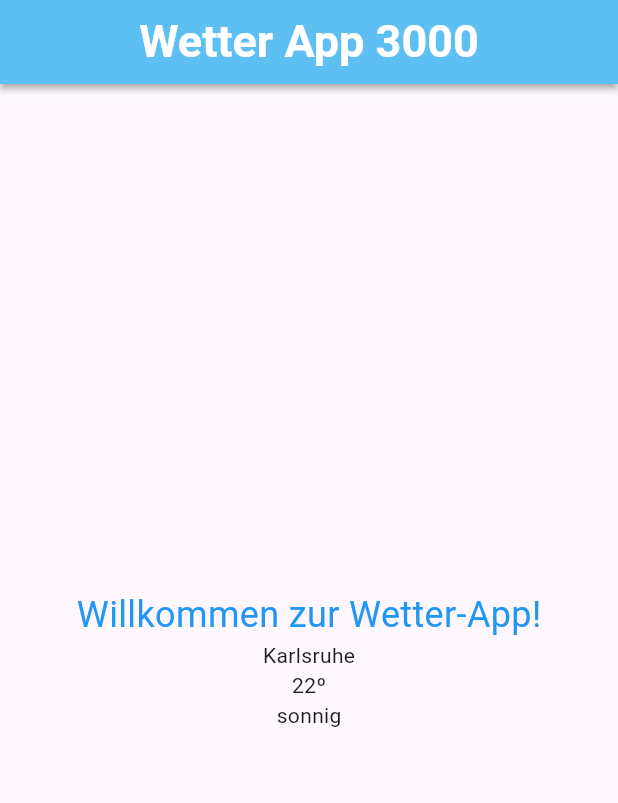
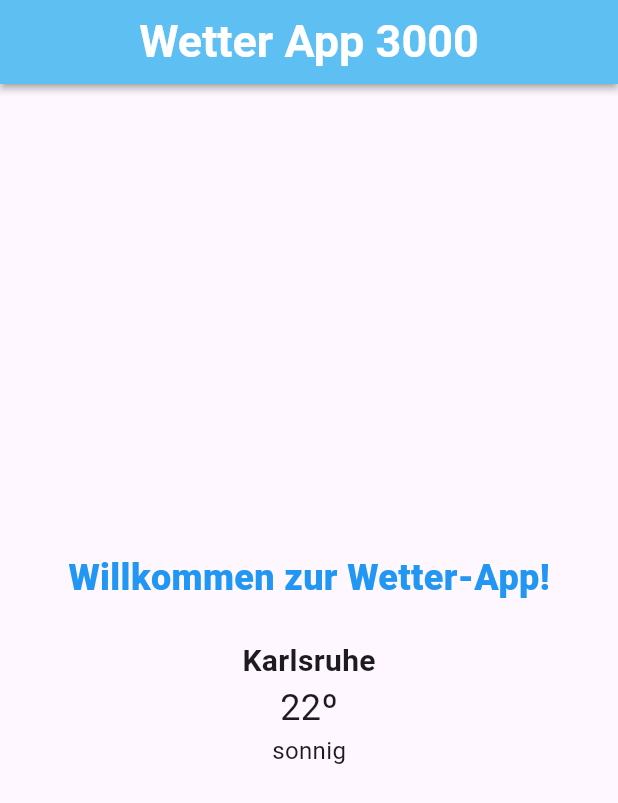
Before and after one commit to Sascha-create/simple_weather_app, a Flutter app: the screen it shows after launch, on a phone screen of 412 x 824 dp. Shown: the top 803 px of the screen. Run offline on Flutter 3.47's test engine with Material 3 defaults, Android fonts, the phone set to English and light mode, and no system bars.

Commit message:
aufgehübscht

```diff
--- a/lib/main.dart
+++ b/lib/main.dart
@@ -37,13 +37,22 @@ class WeatherApp extends StatelessWidget {
           child: Column(
             mainAxisAlignment: MainAxisAlignment.center,
             children: [
+              Padding(
+                padding: EdgeInsets.only(bottom: 24.0),
+                child: Text(
+                  "Willkommen zur Wetter-App!",
+                  style: TextStyle(
+                      fontSize: 24,
+                      fontWeight: FontWeight.w800,
+                      color: Colors.blue),
+                ),
+              ),
               Text(
-                "Willkommen zur Wetter-App!",
-                style: TextStyle(fontSize: 24, color: Colors.blue),
+                "Karlsruhe",
+                style: TextStyle(fontSize: 20, fontWeight: FontWeight.w700),
               ),
-              Text("Karlsruhe"),
-              Text("22º"),
-              Text("sonnig"),
+              Text("22º", style: TextStyle(fontSize: 24)),
+              Text("sonnig", style: TextStyle(fontSize: 16)),
             ],
           ),
         ),
```
